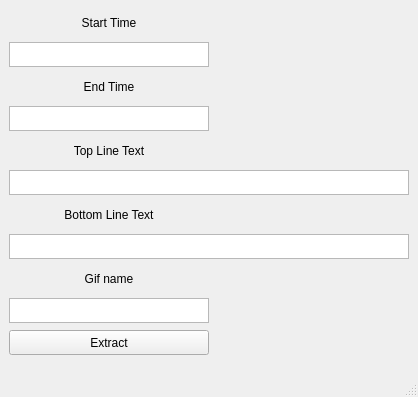
Qt form mainwindow.ui (BigFatFlo/gif_extractor) before a commit.
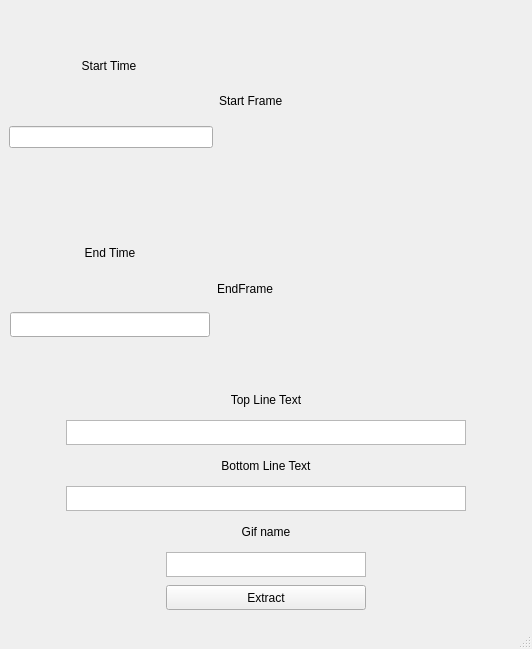
The same form after that commit.

Commit message: Showing start and end frames

```diff
--- a/mainwindow.ui
+++ b/mainwindow.ui
@@ -6,8 +6,8 @@
    <rect>
     <x>0</x>
     <y>0</y>
-    <width>418</width>
-    <height>397</height>
+    <width>532</width>
+    <height>649</height>
    </rect>
   </property>
   <property name="windowTitle">
@@ -16,6 +16,10 @@
   <widget class="QWidget" name="centralwidget">
    <layout class="QVBoxLayout" name="verticalLayout">
     <item>
+     <layout class="QHBoxLayout" name="startFrameLayout">
+      <item>
+       <layout class="QVBoxLayout" name="startTimeLayout">
+        <item>
      <widget class="QLabel" name="startTimeLabel">
       <property name="minimumSize">
        <size>
@@ -38,24 +42,35 @@
      </widget>
     </item>
     <item>
-     <widget class="QTextEdit" name="startTimeTextEdit">
+         <widget class="QLineEdit" name="startTimeLineEdit"/>
+        </item>
+       </layout>
+      </item>
+      <item>
+       <widget class="QLabel" name="startFrameLabel">
       <property name="minimumSize">
        <size>
-        <width>200</width>
-        <height>25</height>
+          <width>304</width>
+          <height>180</height>
        </size>
       </property>
       <property name="maximumSize">
        <size>
-        <width>200</width>
-        <height>25</height>
-       </size>
-      </property>
-      <property name="tabChangesFocus">
-       <bool>true</bool>
+          <width>304</width>
+          <height>180</height>
+         </size>
+        </property>
+        <property name="text">
+         <string>Start Frame</string>
       </property>
      </widget>
     </item>
+     </layout>
+    </item>
+    <item>
+     <layout class="QHBoxLayout" name="endFrameLayout">
+      <item>
+       <layout class="QVBoxLayout" name="endTimeLayout">
     <item>
      <widget class="QLabel" name="endTimeLabel">
       <property name="minimumSize">
@@ -79,7 +94,7 @@
      </widget>
     </item>
     <item>
-     <widget class="QTextEdit" name="endTimeTextEdit">
+         <widget class="QLineEdit" name="endTimeLineEdit">
       <property name="minimumSize">
        <size>
         <width>200</width>
@@ -92,12 +107,32 @@
         <height>25</height>
        </size>
       </property>
-      <property name="tabChangesFocus">
-       <bool>true</bool>
-      </property>
-     </widget>
+         </widget>
+        </item>
+       </layout>
     </item>
     <item>
+       <widget class="QLabel" name="endFrameLabel">
+        <property name="minimumSize">
+         <size>
+          <width>304</width>
+          <height>180</height>
+         </size>
+        </property>
+        <property name="maximumSize">
+         <size>
+          <width>304</width>
+          <height>180</height>
+         </size>
+        </property>
+        <property name="text">
+         <string>EndFrame</string>
+        </property>
+       </widget>
+      </item>
+     </layout>
+    </item>
+    <item alignment="Qt::AlignHCenter">
      <widget class="QLabel" name="topLineTextLabel">
       <property name="minimumSize">
        <size>
@@ -119,7 +154,7 @@
       </property>
      </widget>
     </item>
-    <item>
+    <item alignment="Qt::AlignHCenter">
      <widget class="QTextEdit" name="topLineTextEdit">
       <property name="minimumSize">
        <size>
@@ -138,7 +173,7 @@
       </property>
      </widget>
     </item>
-    <item>
+    <item alignment="Qt::AlignHCenter">
      <widget class="QLabel" name="bottomLineTextLabel">
       <property name="minimumSize">
        <size>
@@ -160,7 +195,7 @@
       </property>
      </widget>
     </item>
-    <item>
+    <item alignment="Qt::AlignHCenter">
      <widget class="QTextEdit" name="bottomLineTextEdit">
       <property name="minimumSize">
        <size>
@@ -179,7 +214,7 @@
       </property>
      </widget>
     </item>
-    <item>
+    <item alignment="Qt::AlignHCenter">
      <widget class="QLabel" name="gifNameLabel">
       <property name="minimumSize">
        <size>
@@ -201,7 +236,7 @@
       </property>
      </widget>
     </item>
-    <item>
+    <item alignment="Qt::AlignHCenter">
      <widget class="QTextEdit" name="gifNameTextEdit">
       <property name="minimumSize">
        <size>
@@ -220,7 +255,7 @@
       </property>
      </widget>
     </item>
-    <item>
+    <item alignment="Qt::AlignHCenter">
      <widget class="QPushButton" name="extractButton">
       <property name="minimumSize">
        <size>
```
Left out of the diff: 2 changed lines with no effect on the pictures. Lines whose indentation alone changed are shown as unchanged. The commit also changes 3 other files.
